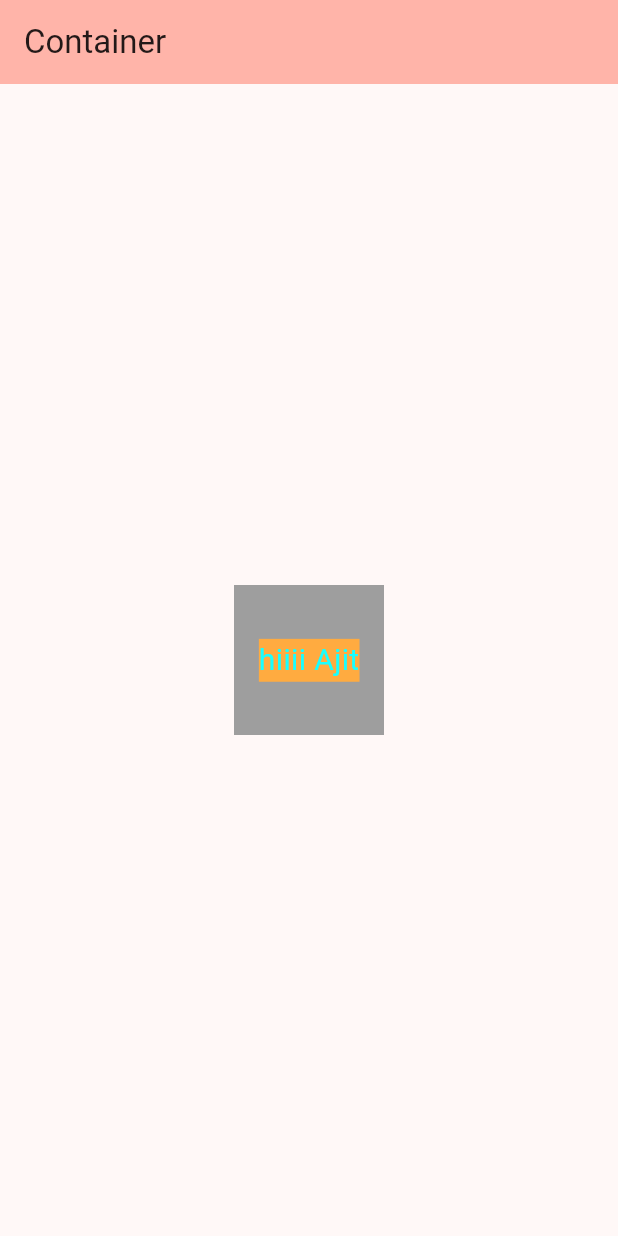
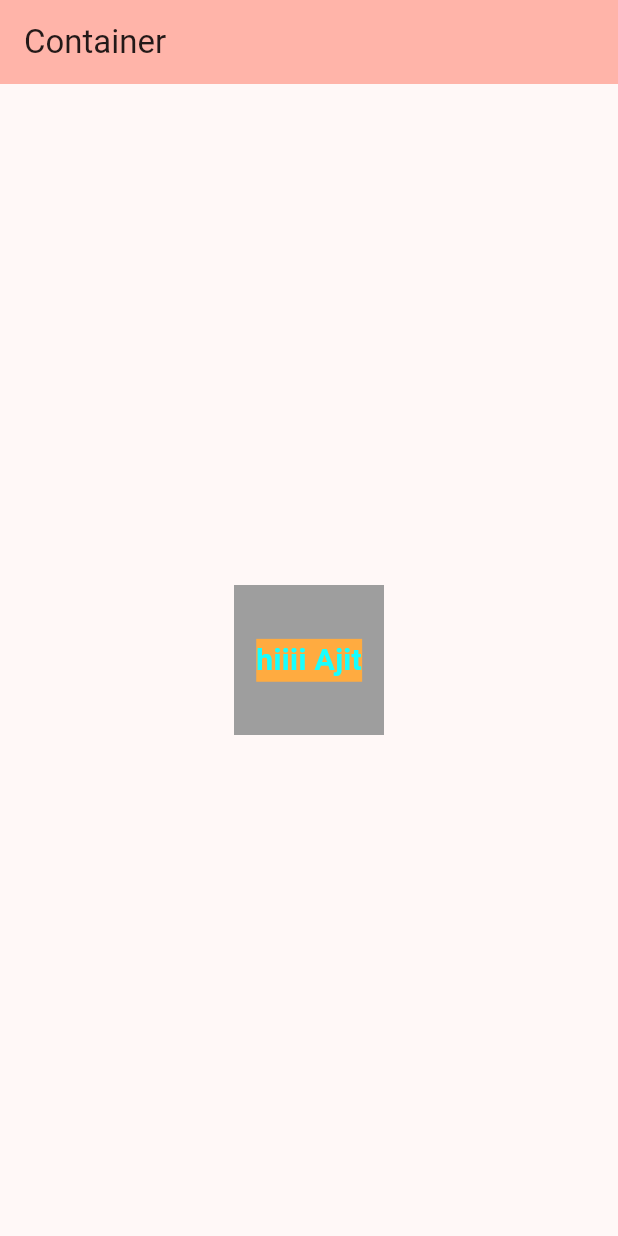
Before and after one commit to ajitlenka30/firstapp, a Flutter app: the screen it shows after launch, on a phone screen of 412 x 824 dp. Run offline on Flutter 3.47's test engine with Material 2 defaults, Android fonts, the phone set to English and light mode, and no system bars.

Commit message:
bold text size

```diff
--- a/lib/main.dart
+++ b/lib/main.dart
@@ -43,7 +43,7 @@ class _MyHomePageState extends State<MyHomePage> {
             width: 100,
             height: 100,
             color: Colors.grey,
-            child: const Center(child: Text('hiiii Ajit', style: TextStyle(fontSize: 20,color: Colors.cyanAccent,backgroundColor: Colors.orangeAccent),),),),)
+            child: const Center(child: Text('hiiii Ajit', style: TextStyle(fontSize: 20,color: Colors.cyanAccent,backgroundColor: Colors.orangeAccent,fontWeight: FontWeight.bold),),),),)
     ); // This trailing comma makes auto-formatting nicer for build methods.
   }
 }
```
